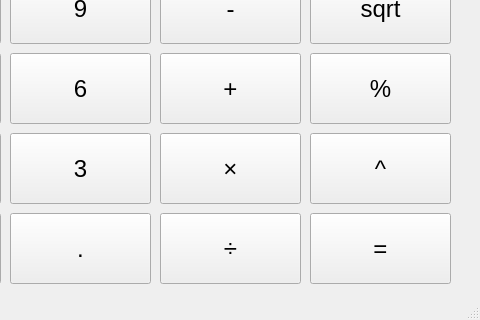
The window that mainwindow.ui (evalexp/Calculator) describes before a commit, drawn with Qt 5; both pictures show x 320 to 800 and y 260 to 580 of the 800 by 580 pixel window.
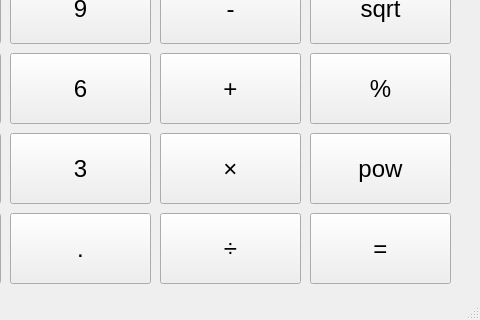
The same window after the commit.

Patch:
```diff
--- a/mainwindow.ui
+++ b/mainwindow.ui
@@ -104,7 +104,7 @@
      <string/>
     </property>
     <property name="text">
-     <string>^</string>
+     <string>pow</string>
     </property>
    </widget>
    <widget class="QToolButton" name="toolButton_0">
```
Left out of the diff: 2 changed lines with no effect on the pictures.
